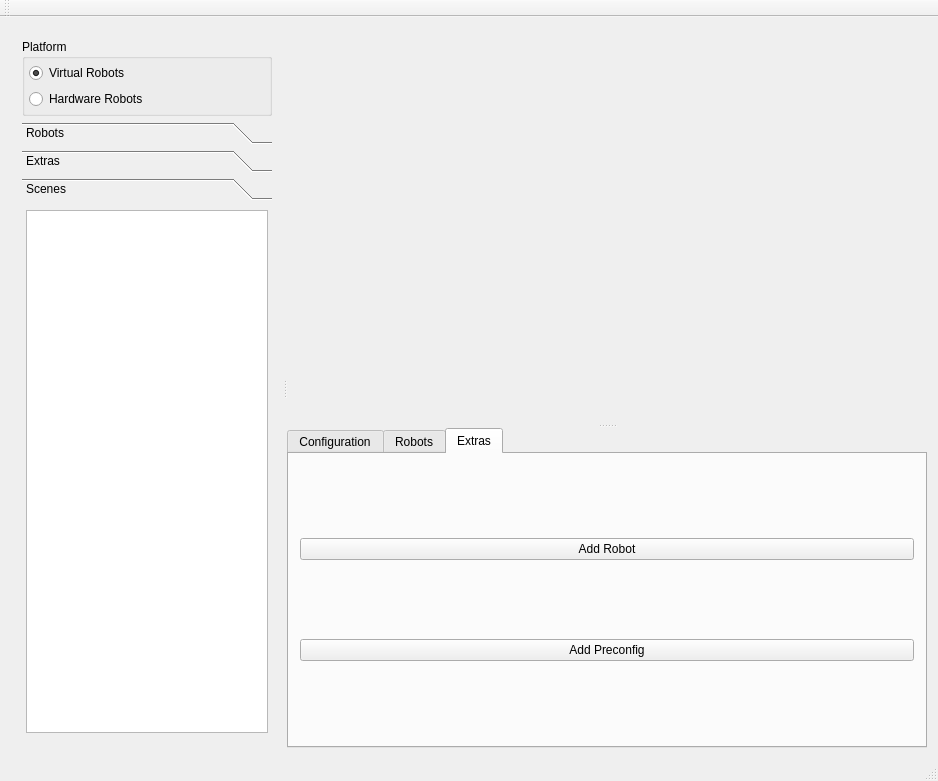
Above: forms/mainwindow.ui from gucwakj/RoboSim before the change. Below: the same form after it.
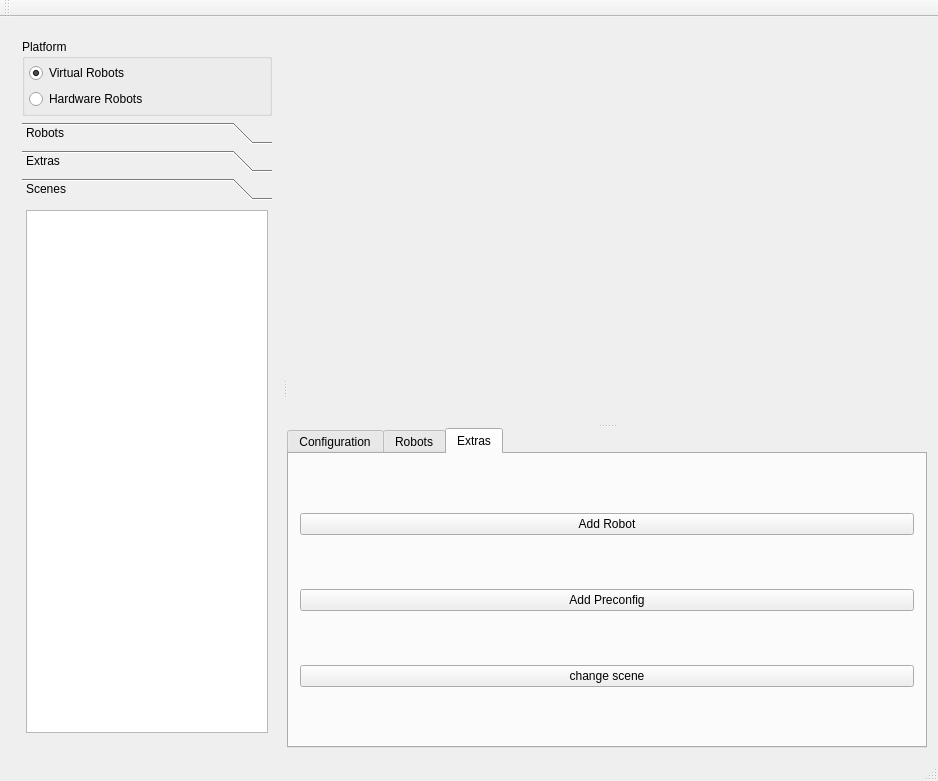
That is the form after the change. The open tabs and pages were chosen to show the change. Custom widgets are drawn as their Qt base class.

Commit message: add button to change levels

```diff
--- a/forms/mainwindow.ui
+++ b/forms/mainwindow.ui
@@ -828,6 +828,13 @@
             </property>
            </widget>
           </item>
+          <item>
+           <widget class="QPushButton" name="pushButton_3">
+            <property name="text">
+             <string>change scene</string>
+            </property>
+           </widget>
+          </item>
           <item>
            <layout class="QHBoxLayout" name="layout_extras"/>
           </item>
```
Left out of the diff: 4 changed lines with no effect on the pictures. The commit also changes 3 other files.
